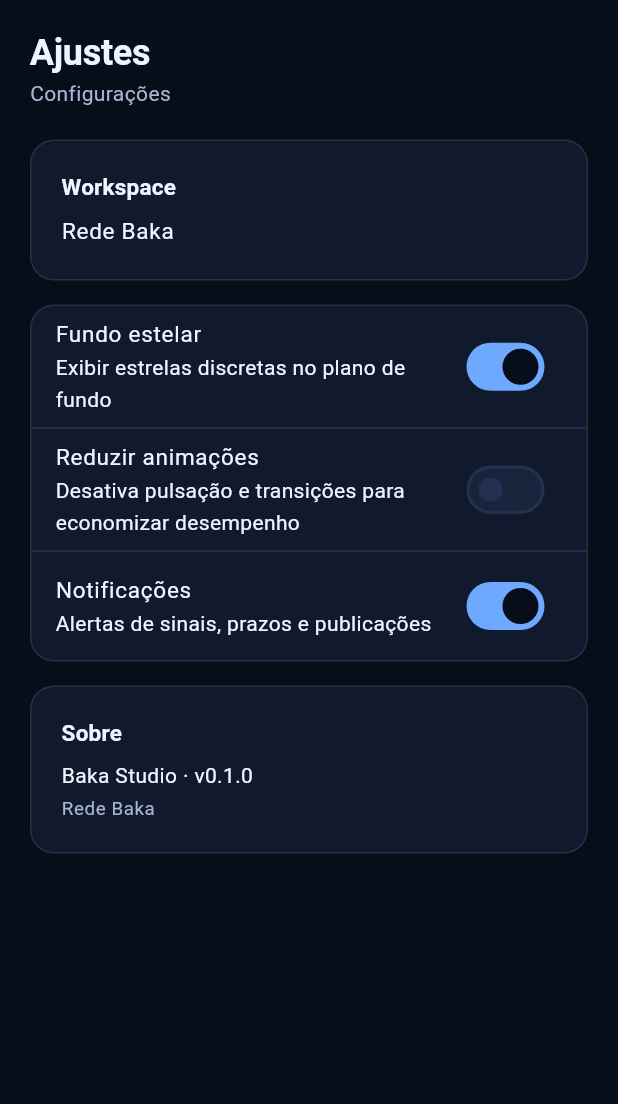
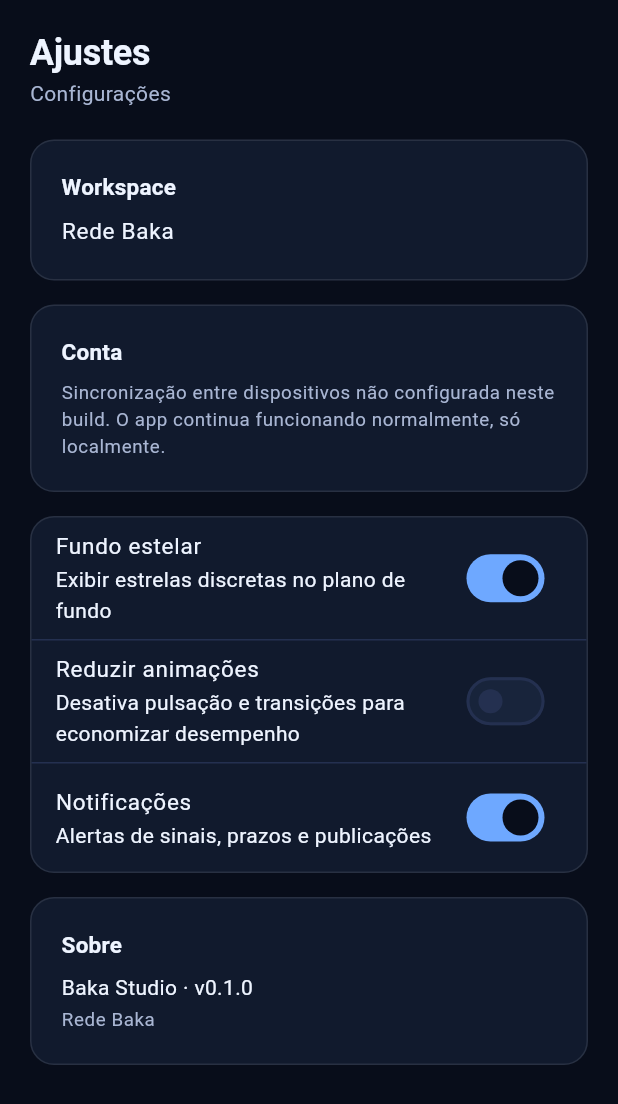
Before and after one commit to Kinshi13/When-Dungeons-Arise, a Flutter app: the SettingsScreen widget shown alone on an empty page, opened directly, on a phone screen of 412 x 824 dp. Shown: the top 1104 px of the screen. Run offline on Flutter 3.47's test engine with Material 3 defaults, Android fonts, the phone set to English and light mode, and no system bars; our stand-ins replace drift, drift_flutter, supabase_flutter; accounts and stored records are empty; generated files the repository leaves out were written again.

Commit message:
Baka Studio: telas e fluxo de autenticação (login, criar conta, recuperar senha)
Adiciona AuthRepository (fina camada sobre GoTrueClient, sempre opcional) e
AuthState (ChangeNotifier separado do AppState, para login nunca ser
obrigatório). Nova AuthScreen com os três modos, preservando a identidade
visual (marca + fundo estelar discreto) sem competir com a legibilidade do
formulário. Seção "Conta" em Ajustes cobre os três estados (indisponível,
deslogado, logado) e o logout avisa quando há alterações pendentes na fila
de sincronização antes de sair.

Co-Authored-By: Claude Sonnet 5 <noreply@anthropic.com>
Claude-Session: https://claude.ai/code/session_01WdYg859L7Sa6owNKADzEVt

```diff
--- /dev/null
+++ b/baka_studio/lib/data/auth/auth_repository.dart
@@ -0,0 +1,53 @@
+import 'package:supabase_flutter/supabase_flutter.dart';
+
+import '../supabase/supabase_bootstrap.dart';
+
+/// Erro lançado quando uma ação de autenticação é chamada sem a
+/// sincronização configurada — a UI deve tratar isso mostrando que a conta
+/// não está disponível neste momento, nunca deixar a exceção escapar crua.
+class AuthNotAvailableException implements Exception {
+  const AuthNotAvailableException();
+
+  @override
+  String toString() => 'A sincronização não está configurada neste dispositivo.';
+}
+
+/// Fina camada sobre o Supabase Auth — a única parte do app que fala com
+/// `GoTrueClient` diretamente. Tudo aqui é opcional: sem Supabase
+/// configurado, cada método lança [AuthNotAvailableException] em vez de
+/// travar, e o app segue 100% utilizável localmente sem conta.
+class AuthRepository {
+  GoTrueClient get _auth {
+    final client = supabaseClientOrNull;
+    if (client == null) throw const AuthNotAvailableException();
+    return client.auth;
+  }
+
+  bool get isAvailable => supabaseClientOrNull != null;
+
+  Session? get currentSession => supabaseClientOrNull?.auth.currentSession;
+
+  User? get currentUser => supabaseClientOrNull?.auth.currentUser;
+
+  Stream<AuthState> get onAuthStateChange => _auth.onAuthStateChange;
+
+  Future<void> signUp({required String email, required String password, String? displayName}) async {
+    await _auth.signUp(
+      email: email,
+      password: password,
+      data: displayName == null || displayName.isEmpty ? null : {'display_name': displayName},
+    );
+  }
+
+  Future<void> signIn({required String email, required String password}) async {
+    await _auth.signInWithPassword(email: email, password: password);
+  }
+
+  Future<void> signOut() async {
+    await _auth.signOut();
+  }
+
+  Future<void> sendPasswordResetEmail(String email) async {
+    await _auth.resetPasswordForEmail(email);
+  }
+}
--- a/baka_studio/lib/screens/settings/settings_screen.dart
+++ b/baka_studio/lib/screens/settings/settings_screen.dart
@@ -2,9 +2,13 @@ import 'package:flutter/material.dart';
 import 'package:provider/provider.dart';
 
 import '../../core/theme/theme.dart';
+import '../../data/repositories/sync_queue_repository.dart';
 import '../../state/app_state.dart';
+import '../../state/auth_state.dart';
 import '../../widgets/cosmic_section_header.dart';
+import '../../widgets/stellar_button.dart';
 import '../../widgets/stellar_card.dart';
+import '../auth/auth_screen.dart';
 
 class SettingsScreen extends StatefulWidget {
   const SettingsScreen({super.key});
@@ -37,6 +41,8 @@ class _SettingsScreenState extends State<SettingsScreen> {
               ],
             ),
           ),
+          const SizedBox(height: BakaSpacing.md),
+          _buildAccountCard(context, state),
           const SizedBox(height: BakaSpacing.md),
           StellarCard(
             padding: EdgeInsets.zero,
@@ -82,4 +88,95 @@ class _SettingsScreenState extends State<SettingsScreen> {
       ),
     );
   }
+
+  Widget _buildAccountCard(BuildContext context, AppState state) {
+    final authState = context.watch<AuthState>();
+
+    if (!authState.isAvailable) {
+      return StellarCard(
+        child: Column(
+          crossAxisAlignment: CrossAxisAlignment.start,
+          children: [
+            Text('Conta', style: Theme.of(context).textTheme.titleMedium),
+            const SizedBox(height: BakaSpacing.xs),
+            Text(
+              'Sincronização entre dispositivos não configurada neste build. '
+              'O app continua funcionando normalmente, só localmente.',
+              style: Theme.of(context).textTheme.bodySmall,
+            ),
+          ],
+        ),
+      );
+    }
+
+    if (authState.status == AuthStatus.unauthenticated) {
+      return StellarCard(
+        child: Column(
+          crossAxisAlignment: CrossAxisAlignment.start,
+          children: [
+            Text('Conta', style: Theme.of(context).textTheme.titleMedium),
+            const SizedBox(height: BakaSpacing.xs),
+            Text(
+              'Entre para sincronizar este workspace entre seus dispositivos.',
+              style: Theme.of(context).textTheme.bodySmall,
+            ),
+            const SizedBox(height: BakaSpacing.sm),
+            StellarButton(
+              label: 'Entrar / Criar conta',
+              onPressed: () => Navigator.of(context).push(MaterialPageRoute(builder: (_) => const AuthScreen())),
+            ),
+          ],
+        ),
+      );
+    }
+
+    return StellarCard(
+      child: Column(
+        crossAxisAlignment: CrossAxisAlignment.start,
+        children: [
+          Text('Conta', style: Theme.of(context).textTheme.titleMedium),
+          const SizedBox(height: BakaSpacing.xs),
+          Text(authState.user?.email ?? '', style: Theme.of(context).textTheme.bodyLarge),
+          const SizedBox(height: BakaSpacing.sm),
+          StellarButton(
+            label: 'Sair',
+            variant: StellarButtonVariant.outlined,
+            loading: authState.isBusy,
+            onPressed: () => _confirmSignOut(context, state),
+          ),
+        ],
+      ),
+    );
+  }
+
+  Future<void> _confirmSignOut(BuildContext context, AppState state) async {
+    final syncQueue = SyncQueueRepository(state.db);
+    final pending = await syncQueue.listPending();
+    if (!context.mounted) return;
+
+    if (pending.isEmpty) {
+      await context.read<AuthState>().signOut();
+      return;
+    }
+
+    final signOutAnyway = await showDialog<bool>(
+      context: context,
+      builder: (dialogContext) => AlertDialog(
+        title: const Text('Alterações não sincronizadas'),
+        content: Text(
+          'Existem ${pending.length} alterações ainda não sincronizadas neste dispositivo. '
+          'Elas continuam salvas localmente, mas só chegam aos seus outros dispositivos '
+          'depois de uma sincronização.',
+        ),
+        actions: [
+          TextButton(onPressed: () => Navigator.of(dialogContext).pop(false), child: const Text('Cancelar')),
+          TextButton(onPressed: () => Navigator.of(dialogContext).pop(true), child: const Text('Sair mesmo assim')),
+        ],
+      ),
+    );
+
+    if (signOutAnyway == true && context.mounted) {
+      await context.read<AuthState>().signOut();
+    }
+  }
 }
```
Also changed, not shown: baka_studio/lib/app.dart (+7 -2 lines), baka_studio/lib/screens/auth/auth_screen.dart (added, +230 -0 lines), baka_studio/lib/state/auth_state.dart (added, +100 -0 lines).
